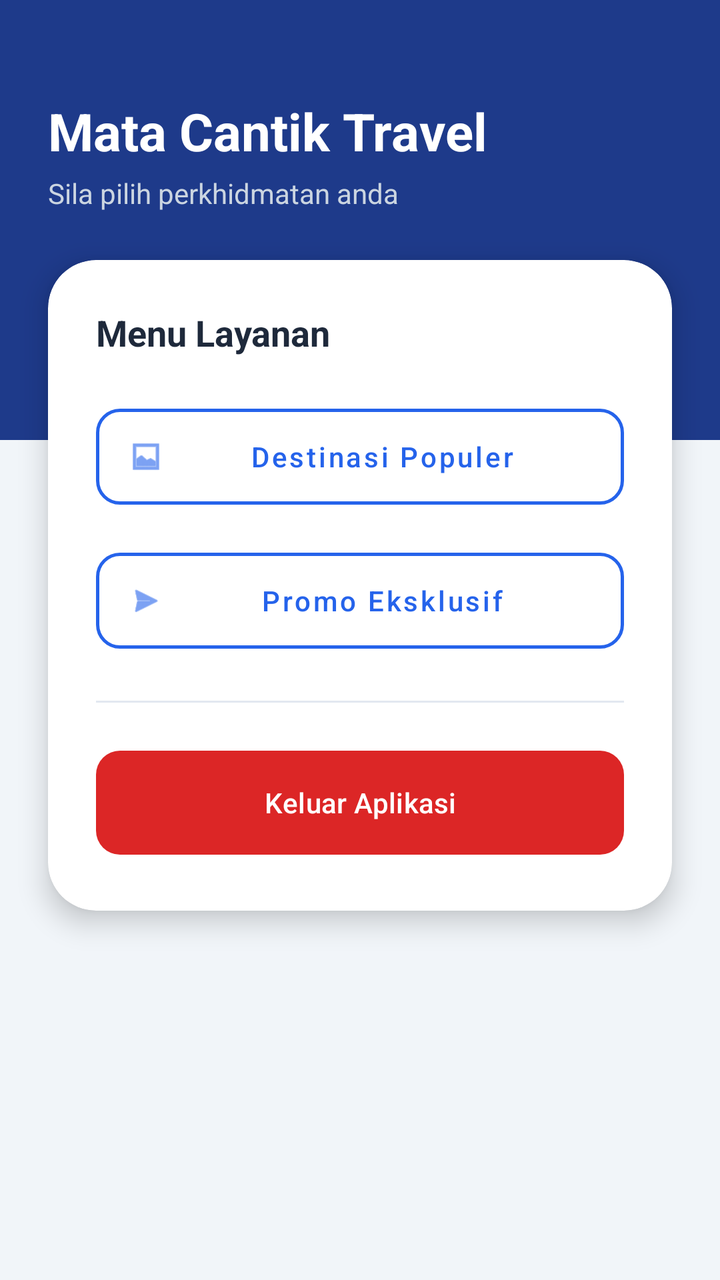
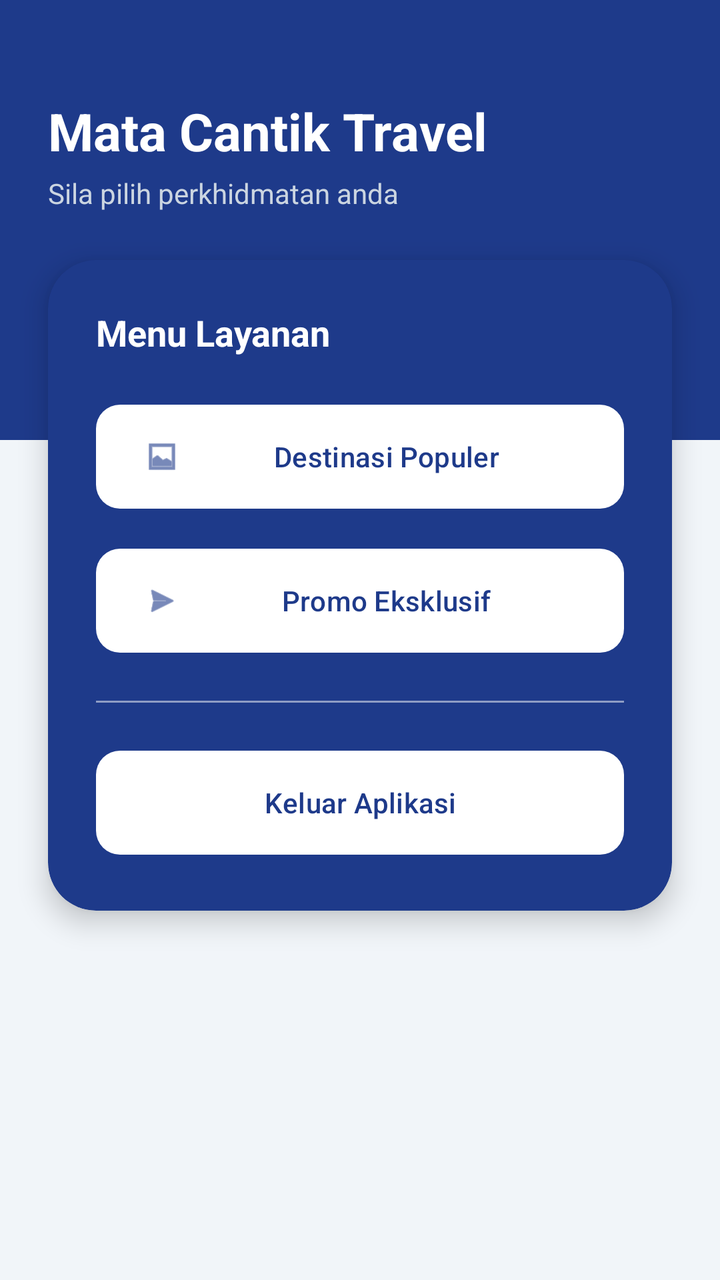

Two renders of the same Android screen: before a commit and after it. Below are the layout's source before the change and the commit's diff.
<!-- AndroidManifest.xml: application theme Theme.ProjectMobile -->
<!-- res/layout/activity_dashboard.xml -->
<?xml version="1.0" encoding="utf-8"?>
<androidx.constraintlayout.widget.ConstraintLayout
    xmlns:android="http://schemas.android.com/apk/res/android"
    xmlns:app="http://schemas.android.com/apk/res-auto"
    android:id="@+id/main"
    android:layout_width="match_parent"
    android:layout_height="match_parent"
    android:background="#F1F5F9">

    
    <View
        android:id="@+id/headerBackground"
        android:layout_width="match_parent"
        android:layout_height="220dp"
        android:background="#1E3A8A"
        app:layout_constraintTop_toTopOf="parent"
        app:layout_constraintStart_toStartOf="parent"
        app:layout_constraintEnd_toEndOf="parent" />

    
    <TextView
        android:id="@+id/tvJudulHeader"
        android:layout_width="wrap_content"
        android:layout_height="wrap_content"
        android:layout_marginStart="24dp"
        android:layout_marginTop="48dp"
        android:text="Mata Cantik Travel"
        android:textColor="#FFFFFF"
        android:textSize="26sp"
        android:textStyle="bold"
        app:layout_constraintStart_toStartOf="parent"
        app:layout_constraintTop_toTopOf="parent" />

    <TextView
        android:id="@+id/tvSubHeader"
        android:layout_width="wrap_content"
        android:layout_height="wrap_content"
        android:layout_marginTop="4dp"
        android:text="Sila pilih perkhidmatan anda"
        android:textColor="#CBD5E1"
        android:textSize="14sp"
        app:layout_constraintStart_toStartOf="@id/tvJudulHeader"
        app:layout_constraintTop_toBottomOf="@id/tvJudulHeader" />

    
    <androidx.cardview.widget.CardView
        android:layout_width="match_parent"
        android:layout_height="wrap_content"
        android:layout_marginHorizontal="24dp"
        android:layout_marginTop="24dp"
        app:cardBackgroundColor="#FFFFFF"
        app:cardCornerRadius="24dp"
        app:cardElevation="8dp"
        app:layout_constraintTop_toBottomOf="@id/tvSubHeader">

        <LinearLayout
            android:layout_width="match_parent"
            android:layout_height="wrap_content"
            android:orientation="vertical"
            android:padding="24dp">

            <TextView
                android:layout_width="wrap_content"
                android:layout_height="wrap_content"
                android:text="Menu Layanan"
                android:textColor="#1E293B"
                android:textSize="18sp"
                android:textStyle="bold"
                android:layout_marginBottom="20dp"/>


            
            <com.google.android.material.button.MaterialButton
                android:id="@+id/btnCustom1"
                style="@style/Widget.MaterialComponents.Button.OutlinedButton"
                android:layout_width="match_parent"
                android:layout_height="60dp"
                android:layout_marginBottom="12dp"
                android:text="Destinasi Populer"
                android:textAllCaps="false"
                android:textColor="#2563EB"
                app:cornerRadius="12dp"
                app:strokeColor="#2563EB"
                app:strokeWidth="1.5dp"
                app:icon="@android:drawable/ic_menu_gallery"
                app:iconTint="#2563EB" />

            
            <com.google.android.material.button.MaterialButton
                android:id="@+id/btnCustom2"
                style="@style/Widget.MaterialComponents.Button.OutlinedButton"
                android:layout_width="match_parent"
                android:layout_height="60dp"
                android:layout_marginBottom="20dp"
                android:text="Promo Eksklusif"
                android:textAllCaps="false"
                android:textColor="#2563EB"
                app:cornerRadius="12dp"
                app:strokeColor="#2563EB"
                app:strokeWidth="1.5dp"
                app:icon="@android:drawable/ic_menu_send"
                app:iconTint="#2563EB" />

            <View
                android:layout_width="match_parent"
                android:layout_height="1dp"
                android:layout_marginBottom="20dp"
                android:background="#E2E8F0" />

            
            <com.google.android.material.button.MaterialButton
                android:id="@+id/btnLogout"
                android:layout_width="match_parent"
                android:layout_height="60dp"
                android:text="Keluar Aplikasi"
                android:textAllCaps="false"
                android:textColor="#FFFFFF"
                app:backgroundTint="#DC2626"
                app:cornerRadius="12dp" />

        </LinearLayout>
    </androidx.cardview.widget.CardView>

</androidx.constraintlayout.widget.ConstraintLayout>
<!-- resources referenced by this layout -->
<resources>
  <style name="Theme.ProjectMobile" parent="Base.Theme.ProjectMobile" />
  <style name="Base.Theme.ProjectMobile" parent="Theme.Material3.DayNight.NoActionBar">
          
          
      </style>
</resources>

<!-- the commit's change to res/layout/activity_dashboard.xml (unified diff, before → after) -->
@@ -12,7 +12,7 @@
         android:id="@+id/headerBackground"
         android:layout_width="match_parent"
         android:layout_height="220dp"
-        android:background="#1E3A8A"
+        android:background="@color/blue_pcr"
         app:layout_constraintTop_toTopOf="parent"
         app:layout_constraintStart_toStartOf="parent"
         app:layout_constraintEnd_toEndOf="parent" />
@@ -43,14 +43,15 @@
         app:layout_constraintTop_toBottomOf="@id/tvJudulHeader" />
 
     
-    <androidx.cardview.widget.CardView
+    <com.google.android.material.card.MaterialCardView
         android:layout_width="match_parent"
         android:layout_height="wrap_content"
         android:layout_marginHorizontal="24dp"
         android:layout_marginTop="24dp"
-        app:cardBackgroundColor="#FFFFFF"
+        app:cardBackgroundColor="@color/blue_pcr"
         app:cardCornerRadius="24dp"
         app:cardElevation="8dp"
+        app:strokeWidth="0dp"
         app:layout_constraintTop_toBottomOf="@id/tvSubHeader">
 
         <LinearLayout
@@ -63,7 +64,7 @@
                 android:layout_width="wrap_content"
                 android:layout_height="wrap_content"
                 android:text="Menu Layanan"
-                android:textColor="#1E293B"
+                android:textColor="#FFFFFF"
                 android:textSize="18sp"
                 android:textStyle="bold"
                 android:layout_marginBottom="20dp"/>
@@ -72,40 +73,36 @@
             
             <com.google.android.material.button.MaterialButton
                 android:id="@+id/btnCustom1"
-                style="@style/Widget.MaterialComponents.Button.OutlinedButton"
                 android:layout_width="match_parent"
                 android:layout_height="60dp"
                 android:layout_marginBottom="12dp"
                 android:text="Destinasi Populer"
                 android:textAllCaps="false"
-                android:textColor="#2563EB"
+                android:textColor="@color/blue_pcr"
+                app:backgroundTint="#FFFFFF"
                 app:cornerRadius="12dp"
-                app:strokeColor="#2563EB"
-                app:strokeWidth="1.5dp"
                 app:icon="@android:drawable/ic_menu_gallery"
-                app:iconTint="#2563EB" />
+                app:iconTint="@color/blue_pcr" />
 
             
             <com.google.android.material.button.MaterialButton
                 android:id="@+id/btnCustom2"
-                style="@style/Widget.MaterialComponents.Button.OutlinedButton"
                 android:layout_width="match_parent"
                 android:layout_height="60dp"
                 android:layout_marginBottom="20dp"
                 android:text="Promo Eksklusif"
                 android:textAllCaps="false"
-                android:textColor="#2563EB"
+                android:textColor="@color/blue_pcr"
+                app:backgroundTint="#FFFFFF"
                 app:cornerRadius="12dp"
-                app:strokeColor="#2563EB"
-                app:strokeWidth="1.5dp"
                 app:icon="@android:drawable/ic_menu_send"
-                app:iconTint="#2563EB" />
+                app:iconTint="@color/blue_pcr" />
 
             <View
                 android:layout_width="match_parent"
                 android:layout_height="1dp"
                 android:layout_marginBottom="20dp"
-                android:background="#E2E8F0" />
+                android:background="#80FFFFFF" />
 
             
             <com.google.android.material.button.MaterialButton
@@ -114,11 +111,11 @@
                 android:layout_height="60dp"
                 android:text="Keluar Aplikasi"
                 android:textAllCaps="false"
-                android:textColor="#FFFFFF"
-                app:backgroundTint="#DC2626"
+                android:textColor="@color/blue_pcr"
+                app:backgroundTint="#FFFFFF"
                 app:cornerRadius="12dp" />
 
         </LinearLayout>
-    </androidx.cardview.widget.CardView>
+    </com.google.android.material.card.MaterialCardView>
 
 </androidx.constraintlayout.widget.ConstraintLayout>
<!-- resource entries referenced after the edit -->
@@ -1,5 +1,6 @@
 <!-- resources referenced by this layout -->
 <resources>
+  <color name="blue_pcr">#1E3A8A</color>
   <style name="Theme.ProjectMobile" parent="Base.Theme.ProjectMobile" />
   <style name="Base.Theme.ProjectMobile" parent="Theme.Material3.DayNight.NoActionBar">
           
